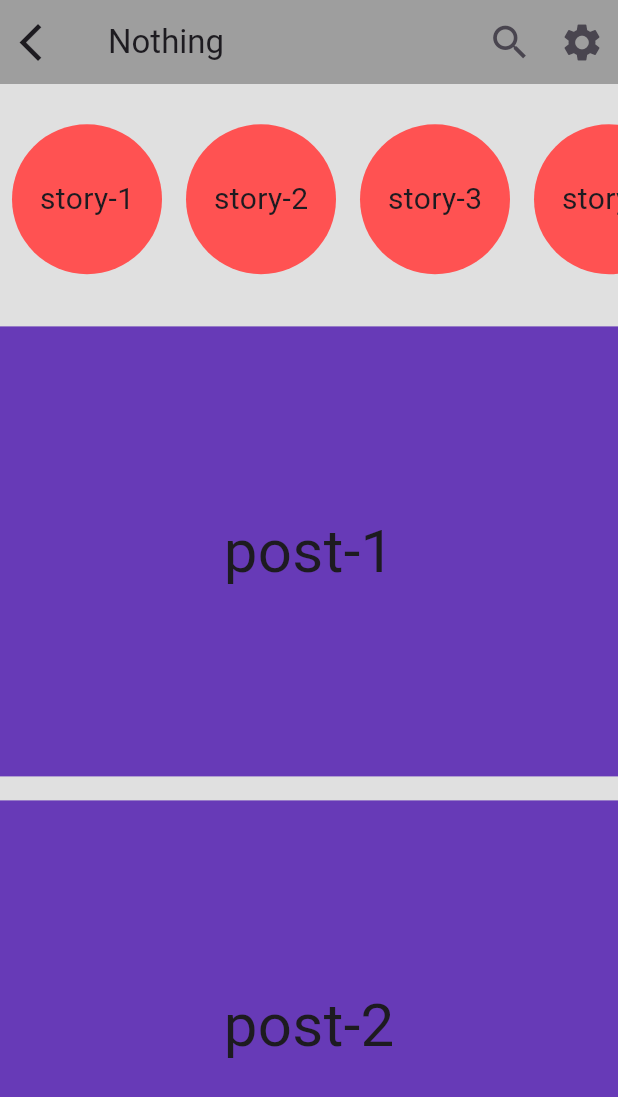
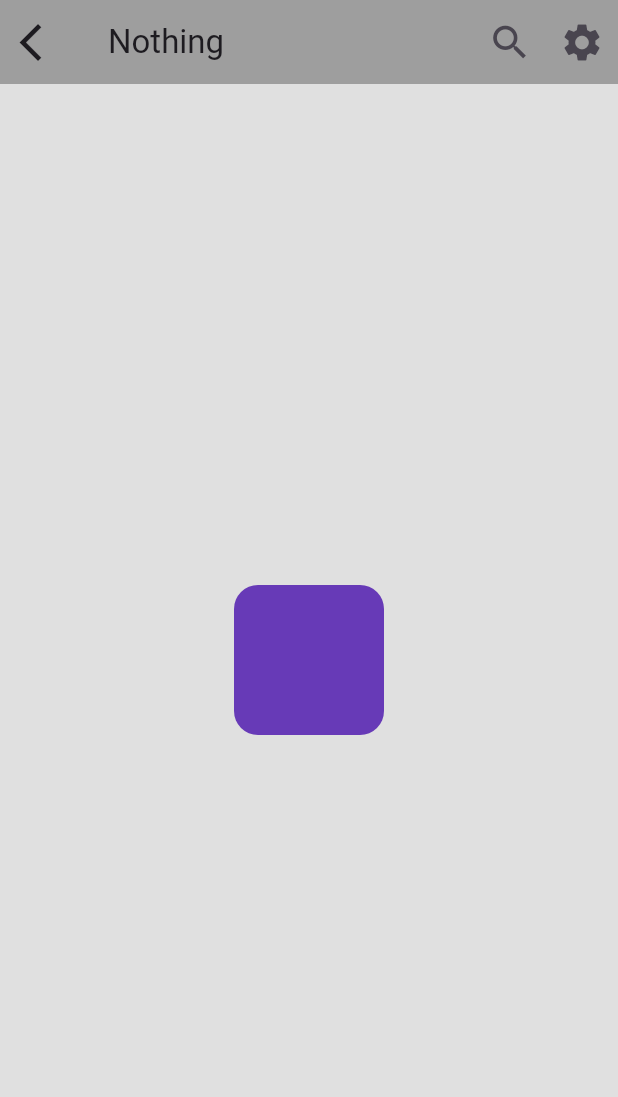
Before and after one commit to saoumiftesham/Pratice, a Flutter app: the screen it shows after launch, on a phone screen of 412 x 824 dp. Shown: the top 1097 px of the screen. Run offline on Flutter 3.47's test engine with Material 3 defaults, Android fonts, the phone set to English and light mode, and no system bars.

Commit message:
New things about CliprRect

```diff
--- a/lib/app_bar.dart
+++ b/lib/app_bar.dart
@@ -3,7 +3,7 @@ import 'package:flutter/material.dart';
 class MyAppBar extends StatelessWidget implements PreferredSizeWidget {
   final String title; // To make the title dynamic
 
-  const MyAppBar({super.key, this.title = "Nothing"});
+   MyAppBar({super.key,required this.title});
 
   @override
   Size get preferredSize => const Size.fromHeight(kToolbarHeight);
--- a/lib/body.dart
+++ b/lib/body.dart
@@ -1,52 +1,19 @@
 import 'package:flutter/material.dart';
-import 'package:practice_new/circle.dart';
-import 'package:practice_new/square.dart';
 
 class Body extends StatelessWidget {
-  final List _posts = [
-    "post-1",
-    "post-2",
-    "post-3",
-    "post-4",
-    "post-5",
-    "post-6",
-  ];
-  final List _stories = [
-    "story-1",
-    "story-2",
-    "story-3",
-    "story-4",
-    "story-5",
-    "story-6",
-  ];
+  const Body({super.key});
 
   @override
   Widget build(BuildContext context) {
-    return Column(
-      children: [
-        Expanded(
-          child: Container(
-            height: 150,
-            child: ListView.builder(
-                itemCount: _stories.length,
-                scrollDirection: Axis.horizontal,
-                itemBuilder: (context,index){
-              return MyCircle(child:_stories[index],);
-            }),
-          ),
+    return Center(
+      child: ClipRRect(
+        borderRadius: BorderRadius.circular(16),
+        child: Container(
+          height: 100,
+          width: 100,
+            color: Colors.deepPurple,
         ),
-        Expanded(
-          flex: 4,
-          child: ListView.builder(
-            itemCount: _posts.length,
-            itemBuilder: (context, index) {
-              return MySquare(
-                child: _posts[index],
-              );
-            },
-          ),
-        ),
-      ],
+      ),
     );
   }
 }
--- a/lib/circle.dart
+++ /dev/null
@@ -1,22 +0,0 @@
-import 'package:flutter/material.dart';
-
-class MyCircle extends StatelessWidget {
-  final child;
-  MyCircle({super.key,required this.child});
-
-  @override
-  Widget build(BuildContext context) {
-    return Padding(
-      padding: const EdgeInsets.all(8.0),
-      child: Container(
-        height:100,
-        width: 100,
-        decoration:BoxDecoration(
-            color: Colors.redAccent,
-            shape: BoxShape.circle
-        ),
-        child: Center(child: Text(child,style: TextStyle(fontSize: 20),)),
-      ),
-    );
-  }
-}
--- a/lib/main.dart
+++ b/lib/main.dart
@@ -13,8 +13,8 @@ class MyApp extends StatelessWidget {
       debugShowCheckedModeBanner: false,
       home: Scaffold(
         backgroundColor: Colors.grey[300] ,
-        appBar: const MyAppBar(), // Now it works
-        body: Body()
+        appBar:  MyAppBar(title:'Nothing'), // Now it works
+        body: Body(),
       ),
     );
   }
--- a/lib/square.dart
+++ /dev/null
@@ -1,18 +0,0 @@
-import 'package:flutter/material.dart';
-
-class MySquare extends StatelessWidget {
-  final String child;
-  MySquare({super.key,required this.child});
-
-  @override
-  Widget build(BuildContext context) {
-    return  Padding(
-      padding: const EdgeInsets.symmetric(vertical: 8),
-      child: Container(
-        height: 300,
-        color: Colors.deepPurple,
-        child: Center(child: Text(child,style: TextStyle(fontSize: 40),)),
-      ),
-    );
-  }
-}
```
